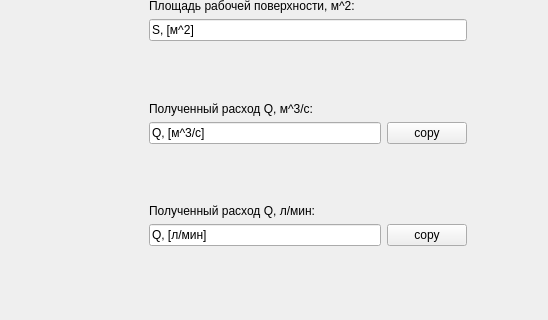
Before: the Qt Designer form mini-app/miniapp.ui in terenty-rezman/mini-app-cpp, drawn with Qt 5; both pictures show x 0 to 548 and y 110 to 430 of the 1123 by 537 pixel window.
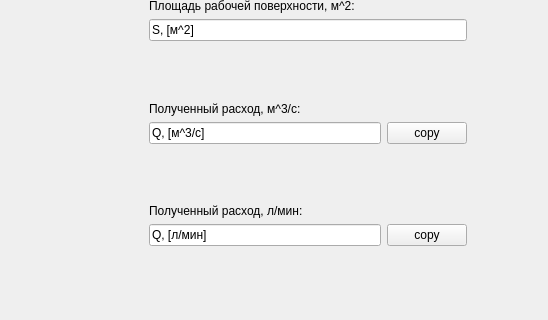
After: the same form once the commit is applied.

Patch:
```diff
--- a/mini-app/miniapp.ui
+++ b/mini-app/miniapp.ui
@@ -98,7 +98,7 @@
         <item>
          <widget class="QLabel" name="label">
           <property name="text">
-           <string>Полученный расход Q, м^3/c:</string>
+           <string>Полученный расход, м^3/c:</string>
           </property>
          </widget>
         </item>
@@ -146,7 +146,7 @@
         <item>
          <widget class="QLabel" name="label_14">
           <property name="text">
-           <string>Полученный расход Q, л/мин:</string>
+           <string>Полученный расход, л/мин:</string>
           </property>
          </widget>
         </item>
```
